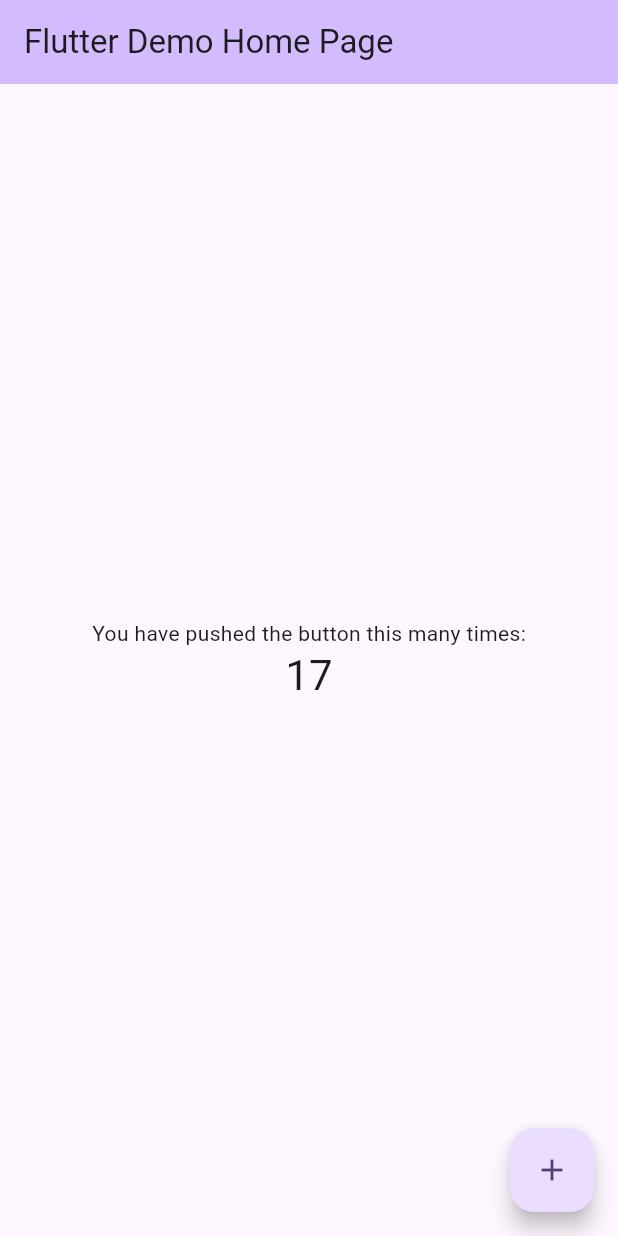
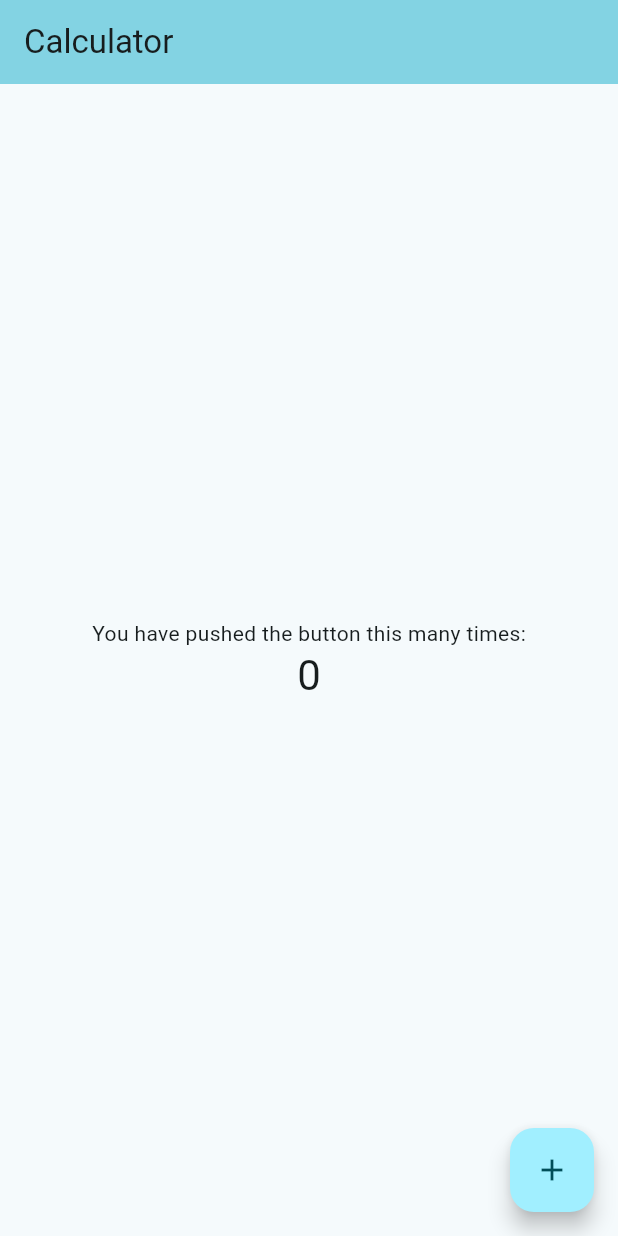
Before and after one commit to inputBrain/flutter_app_calculator, a Flutter app: the screen it shows after launch, on a phone screen of 412 x 824 dp. Run offline on Flutter 3.47's test engine with Material 3 defaults, Android fonts, the phone set to English and light mode, and no system bars.

Commit message:
removed comments

```diff
--- a/lib/main.dart
+++ b/lib/main.dart
@@ -7,47 +7,21 @@ void main() {
 class MyApp extends StatelessWidget {
   const MyApp({super.key});
 
-  // This widget is the root of your application.
   @override
   Widget build(BuildContext context) {
     return MaterialApp(
-      title: 'Flutter Demo',
+      title: 'Calculator App',
       theme: ThemeData(
-        // This is the theme of your application.
-        //
-        // TRY THIS: Try running your application with "flutter run". You'll see
-        // the application has a purple toolbar. Then, without quitting the app,
-        // try changing the seedColor in the colorScheme below to Colors.green
-        // and then invoke "hot reload" (save your changes or press the "hot
-        // reload" button in a Flutter-supported IDE, or press "r" if you used
-        // the command line to start the app).
-        //
-        // Notice that the counter didn't reset back to zero; the application
-        // state is not lost during the reload. To reset the state, use hot
-        // restart instead.
-        //
-        // This works for code too, not just values: Most code changes can be
-        // tested with just a hot reload.
-        colorScheme: ColorScheme.fromSeed(seedColor: Colors.deepPurple),
+        colorScheme: ColorScheme.fromSeed(seedColor: Colors.cyan),
         useMaterial3: true,
       ),
-      home: const MyHomePage(title: 'Flutter Demo Home Page'),
+      home: const MyHomePage(title: 'Calculator'),
     );
   }
 }
 
 class MyHomePage extends StatefulWidget {
   const MyHomePage({super.key, required this.title});
-
-  // This widget is the home page of your application. It is stateful, meaning
-  // that it has a State object (defined below) that contains fields that affect
-  // how it looks.
-
-  // This class is the configuration for the state. It holds the values (in this
-  // case the title) provided by the parent (in this case the App widget) and
-  // used by the build method of the State. Fields in a Widget subclass are
-  // always marked "final".
-
   final String title;
 
   @override
@@ -55,54 +29,23 @@ class MyHomePage extends StatefulWidget {
 }
 
 class _MyHomePageState extends State<MyHomePage> {
-  int _counter = 17;
+  int _counter = 0;
 
   void _incrementCounter() {
     setState(() {
-      // This call to setState tells the Flutter framework that something has
-      // changed in this State, which causes it to rerun the build method below
-      // so that the display can reflect the updated values. If we changed
-      // _counter without calling setState(), then the build method would not be
-      // called again, and so nothing would appear to happen.
-      _counter--;
+      _counter++;
     });
   }
 
   @override
   Widget build(BuildContext context) {
-    // This method is rerun every time setState is called, for instance as done
-    // by the _incrementCounter method above.
-    //
-    // The Flutter framework has been optimized to make rerunning build methods
-    // fast, so that you can just rebuild anything that needs updating rather
-    // than having to individually change instances of widgets.
     return Scaffold(
       appBar: AppBar(
-        // TRY THIS: Try changing the color here to a specific color (to
-        // Colors.amber, perhaps?) and trigger a hot reload to see the AppBar
-        // change color while the other colors stay the same.
         backgroundColor: Theme.of(context).colorScheme.inversePrimary,
-        // Here we take the value from the MyHomePage object that was created by
-        // the App.build method, and use it to set our appbar title.
         title: Text(widget.title),
       ),
       body: Center(
-        // Center is a layout widget. It takes a single child and positions it
-        // in the middle of the parent.
         child: Column(
-          // Column is also a layout widget. It takes a list of children and
-          // arranges them vertically. By default, it sizes itself to fit its
-          // children horizontally, and tries to be as tall as its parent.
-          //
-          // Column has various properties to control how it sizes itself and
-          // how it positions its children. Here we use mainAxisAlignment to
-          // center the children vertically; the main axis here is the vertical
-          // axis because Columns are vertical (the cross axis would be
-          // horizontal).
-          //
-          // TRY THIS: Invoke "debug painting" (choose the "Toggle Debug Paint"
-          // action in the IDE, or press "p" in the console), to see the
-          // wireframe for each widget.
           mainAxisAlignment: MainAxisAlignment.center,
           children: <Widget>[
             const Text(
@@ -119,7 +62,7 @@ class _MyHomePageState extends State<MyHomePage> {
         onPressed: _incrementCounter,
         tooltip: 'Increment',
         child: const Icon(Icons.add),
-      ), // This trailing comma makes auto-formatting nicer for build methods.
+      ),
     );
   }
 }
```
